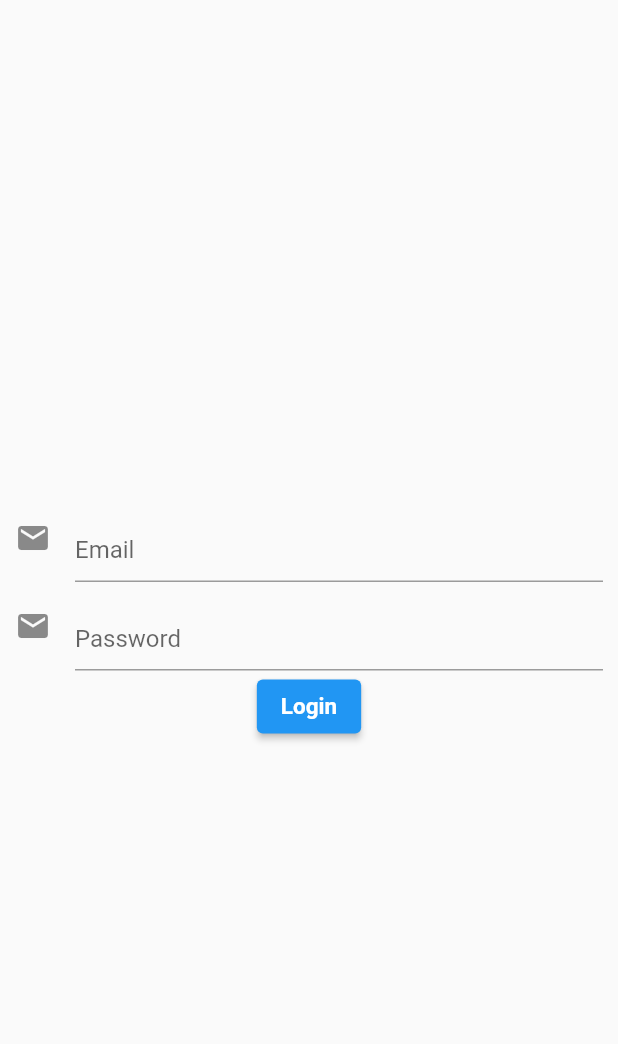
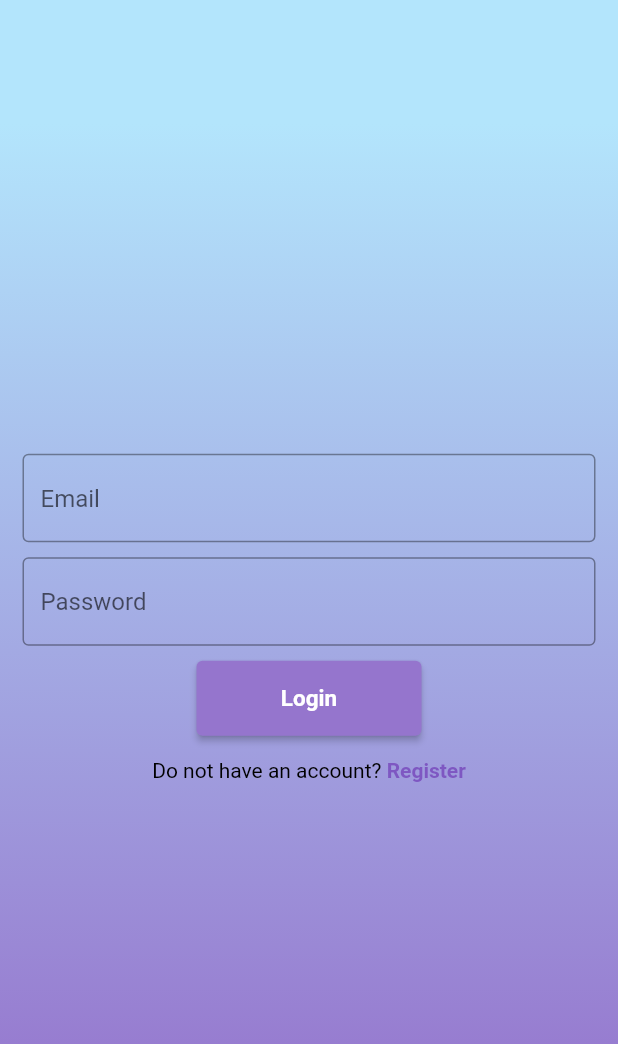
Before and after one commit to siddhantsatpute/Flutter-Firebase-app-on-BLoC, a Flutter app: the screen it shows after launch, on a phone screen of 412 x 824 dp. Shown: the top 1044 px of the screen. Run offline on Flutter 3.47's test engine with Material 2 defaults, Android fonts, the light colour scheme and no system bars; our stand-ins replace bloc, equatable, flutter_bloc.

Commit message:
Added gradient, Register Screen UI & its BLoC

```diff
--- a/lib/LoginScreen/loginscreen_bloc.dart
+++ b/lib/LoginScreen/loginscreen_bloc.dart
@@ -54,6 +54,11 @@ class LoginscreenBloc extends Bloc<LoginscreenEvent, LoginscreenState> {
       yield LoginScreenLoginFailedState();
     }
 
+    //Handling move from login to register screen
+    else if (event is LoginScreenMoveToRegisterScreenEvent) {
+      yield LoginScreenMoveToRegisterScreenState();
+    }
+
     //Handling if no event is matched
     else {
       yield LoginScreenLoginUnknownState();
--- a/lib/LoginScreen/loginscreen_event.dart
+++ b/lib/LoginScreen/loginscreen_event.dart
@@ -2,7 +2,6 @@ part of 'loginscreen_bloc.dart';
 
 ///This [LoginscreenEvent] class is used to declare the different events which is triggered
 ///or added into bloc instance of [LoginscreenBloc] from main UI screen.
-
 
 ///Declaration of abstarct class [LoginscreenEvent] extending [Equatable], which is extended
 ///by all the event classes declared below.
@@ -46,6 +45,14 @@ class LoginScreenLoginFailedEvent extends LoginscreenEvent {
   List<Object?> get props => [];
 }
 
+//Login to register screen navigation event
+class LoginScreenMoveToRegisterScreenEvent extends LoginscreenEvent {
+  const LoginScreenMoveToRegisterScreenEvent();
+
+  @override
+  List<Object> get props => [];
+}
+
 //Login unknown event
 class LoginScreenLoginUnknownEvent extends LoginscreenState {
   const LoginScreenLoginUnknownEvent();
--- a/lib/LoginScreen/loginscreen_state.dart
+++ b/lib/LoginScreen/loginscreen_state.dart
@@ -5,7 +5,6 @@ part of 'loginscreen_bloc.dart';
 ///instance of [LoginscreenBloc].
 
 ///These states are triggered or 'yield' from the [LoginscreenBloc]
-
 
 ///Declaration of abstract class [LoginscreenState] extending [Equatable], which is
 ///extended by all the state classes declared below.
@@ -49,6 +48,14 @@ class LoginScreenLoginFailedState extends LoginscreenState {
   List<Object?> get props => [];
 }
 
+//Login to register screen navigation state
+class LoginScreenMoveToRegisterScreenState extends LoginscreenState {
+  const LoginScreenMoveToRegisterScreenState();
+
+  @override
+  List<Object> get props => [];
+}
+
 //Login unknown state
 class LoginScreenLoginUnknownState extends LoginscreenState {
   const LoginScreenLoginUnknownState();
--- a/lib/LoginScreen/loginscreen_ui.dart
+++ b/lib/LoginScreen/loginscreen_ui.dart
@@ -9,7 +9,9 @@ import 'dart:developer';
 import 'dart:ui';
 
 import 'package:firebase_app_bloc/LoginScreen/loginscreen_bloc.dart';
+import 'package:firebase_app_bloc/RegisterScreen/registerscreen_ui.dart';
 import 'package:flutter/cupertino.dart';
+import 'package:flutter/gestures.dart';
 import 'package:flutter/material.dart';
 import 'package:flutter_bloc/flutter_bloc.dart';
 
@@ -49,11 +51,13 @@ class _LoginScreenState extends State<LoginScreen> {
 
   ///[BlocListener] -> It is used as the child of the [BlocProvider] method. This widget listens
   ///for the state changes for the screen.
-  ///NOTE : If want to show dialog, snackbar, or toast or any other UI widgets which does not
-  ///have direct connection with screen UI, should be handled inside [BlocListener].
+  ///NOTE : If want to show dialog, snackbar, or toast or navigator to move on another screen or
+  ///any other UI widgets which does not have direct connection with screen UI, should be handled
+  ///inside [BlocListener].
 
   ///[BlocBuilder] -> It is used as the child of [BlocListener]. This widget is
   ///responsible to handle the different states of the Login Screen which is declared in [LoginscreenState]
+  ///and to build/update the UI as the state changes.
 
   ///Inside every state there is a trigger to update to state when the operation is performed.
   ///As we declared the [_loginscreenBloc] as the instance of [LoginscreenBloc], so to update the state
@@ -77,7 +81,15 @@ class _LoginScreenState extends State<LoginScreen> {
                   Timer(Duration(seconds: 5), () {
                     _loginscreenBloc.add(LoginScreenLoginSuccessEvent());
                   });
-                  return showLoader(context);
+                  loginForm(context);
+                  showLoader(context);
+                } //State to handle avigation to register screen
+                else if (state is LoginScreenMoveToRegisterScreenState) {
+                  Navigator.push(
+                      context,
+                      MaterialPageRoute(
+                          builder: (context) => RegisterScreen(),
+                          maintainState: true));
                 }
 
                 ///All the widgets which is not binded directly with the UI of the screen,
@@ -132,32 +144,49 @@ class _LoginScreenState extends State<LoginScreen> {
   Widget loginForm(BuildContext context) {
     return Form(
         child: Container(
-      margin: EdgeInsets.only(left: 10, right: 10),
+      decoration: BoxDecoration(
+          gradient: LinearGradient(colors: [
+        //Colors.teal.shade200,
+        Colors.lightBlue.shade100,
+        Colors.deepPurple.shade300
+      ], stops: [
+        0.1,
+        0.9
+      ], begin: Alignment.topCenter, end: Alignment.bottomCenter)),
+      padding: EdgeInsets.only(left: 15, right: 15),
       child: Column(
         mainAxisAlignment: MainAxisAlignment.center,
         children: [
           TextFormField(
             keyboardType: TextInputType.emailAddress,
             decoration: InputDecoration(
+              focusColor: Colors.deepPurple,
+              fillColor: Colors.deepPurple,
               labelText: 'Email',
               alignLabelWithHint: true,
-              icon: Icon(Icons.mail),
+              border: OutlineInputBorder(),
             ),
+          ),
+          SizedBox(
+            height: 10,
           ),
           TextFormField(
             keyboardType: TextInputType.visiblePassword,
             decoration: InputDecoration(
               labelText: 'Password',
               alignLabelWithHint: true,
-              icon: Icon(Icons.mail),
+              border: OutlineInputBorder(),
             ),
+          ),
+          SizedBox(
+            height: 10,
           ),
           ElevatedButton(
             onPressed: () {
               _loginscreenBloc.add(LoginScreenLoginInitiatedEvent());
             },
-            style: ButtonStyle(
-                backgroundColor: MaterialStateProperty.all(Colors.blue)),
+            style: ElevatedButton.styleFrom(
+                fixedSize: Size(150, 50), primary: Colors.deepPurple.shade300),
             child: Text(
               'Login',
               style: TextStyle(
@@ -166,7 +195,26 @@ class _LoginScreenState extends State<LoginScreen> {
                 fontWeight: FontWeight.bold,
               ),
             ),
-          )
+          ),
+          SizedBox(
+            height: 15,
+          ),
+          RichText(
+              text: TextSpan(
+                  text: 'Do not have an account? ',
+                  style: TextStyle(color: Colors.black),
+                  children: [
+                TextSpan(
+                    recognizer: TapGestureRecognizer()
+                      ..onTap = () {
+                        _loginscreenBloc.add(LoginScreenMoveToRegisterScreenEvent());
+                        print('Register');
+                      },
+                    text: 'Register',
+                    style: TextStyle(
+                        color: Colors.deepPurple.shade400,
+                        fontWeight: FontWeight.bold))
+              ]))
         ],
       ),
     ));
@@ -181,13 +229,27 @@ class _LoginScreenState extends State<LoginScreen> {
             height: MediaQuery.of(context).size.height,
             width: MediaQuery.of(context).size.width,
             child: BackdropFilter(
-              filter: ImageFilter.blur(sigmaX: 10.0, sigmaY: 10.0),
+              filter: ImageFilter.blur(sigmaX: 0.5, sigmaY: 0.5),
               child: Center(
-                child: CircularProgressIndicator(
-                  semanticsLabel: 'Loading...',
-                  color: Colors.blue,
+                  child: Container(
+                height: 100,
+                width: 100,
+                child: Column(
+                  mainAxisAlignment: MainAxisAlignment.spaceAround,
+                  children: [
+                    CircularProgressIndicator(
+                      color: Colors.blue,
+                    ),
+                    Text(
+                      'Loading...',
+                      style: TextStyle(
+                          color: Colors.white,
+                          fontSize: 15,
+                          fontWeight: FontWeight.bold),
+                    )
+                  ],
                 ),
-              ),
+              )),
             ),
           );
         });
--- a/lib/main.dart
+++ b/lib/main.dart
@@ -1,6 +1,6 @@
 //***************************************************************
 // Created By Siddhant Satpute on 30-August-2021
-// Project Github URL - [https://github.com/siddhantsatpute]
+// Project Github URL - [https://github.com/siddhantsatpute/Flutter-Firebase-app-on-BLoC]
 // © Siddhant Satpute
 //****************************************************************
 
@@ -15,9 +15,10 @@
 
 import 'package:firebase_app_bloc/LoginScreen/loginscreen_ui.dart';
 import 'package:flutter/material.dart';
+import 'package:flutter/services.dart';
 
 //Main function to initiate the app.
-void main(){
+void main() {
   //Call to run the app
   runApp(FirebaseDemoApp());
 }
@@ -26,13 +27,18 @@ void main(){
 class FirebaseDemoApp extends StatelessWidget {
   @override
   Widget build(BuildContext context) {
-      return MaterialApp(
-        debugShowCheckedModeBanner: false,
-        title: 'Firebase Demo',
-        theme: ThemeData(
-          primarySwatch: Colors.blue
-        ),
-        home: LoginScreen(),
-      );
+
+    //Set the system properties for the app
+    SystemChrome.setSystemUIOverlayStyle(SystemUiOverlayStyle(
+        statusBarColor: Colors.deepPurple.shade300,
+        statusBarIconBrightness: Brightness.light));
+
+    //Main app initiation
+    return MaterialApp(
+      debugShowCheckedModeBanner: false,
+      title: 'Firebase Demo',
+      theme: ThemeData(primarySwatch: Colors.blue),
+      home: LoginScreen(),
+    );
   }
 }
```
Also changed, not shown: lib/RegisterScreen/registerscreen_bloc.dart (added, +57 -0 lines), lib/RegisterScreen/registerscreen_event.dart (added, +72 -0 lines), lib/RegisterScreen/registerscreen_state.dart (added, +72 -0 lines), lib/RegisterScreen/registerscreen_ui.dart (added, +114 -0 lines).
